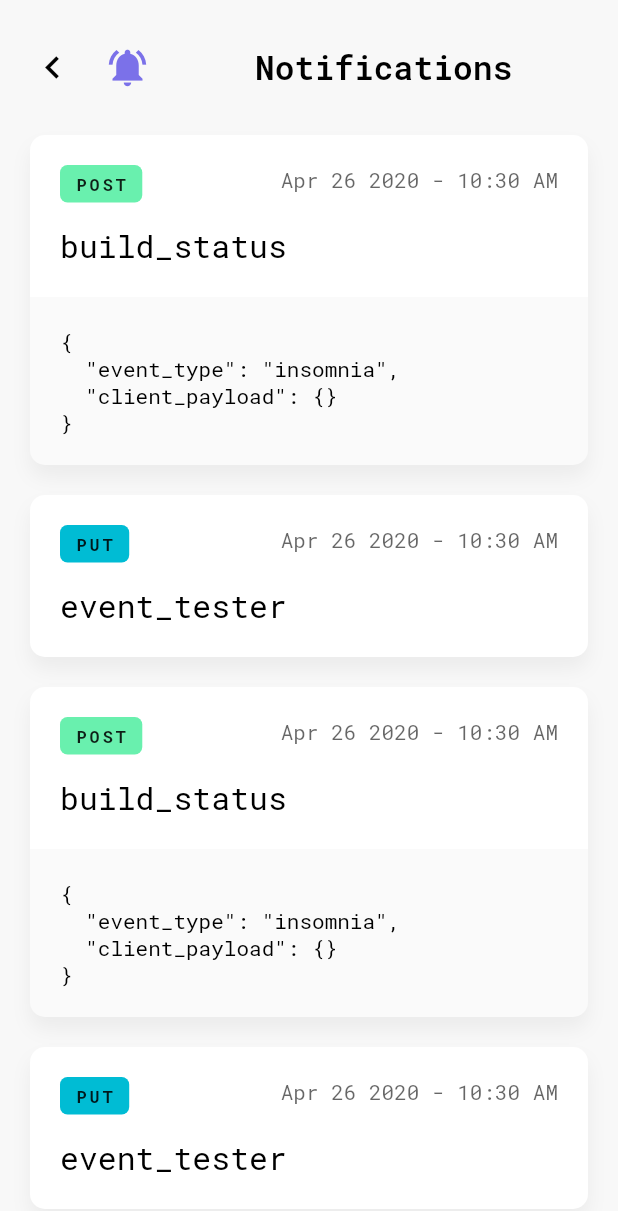
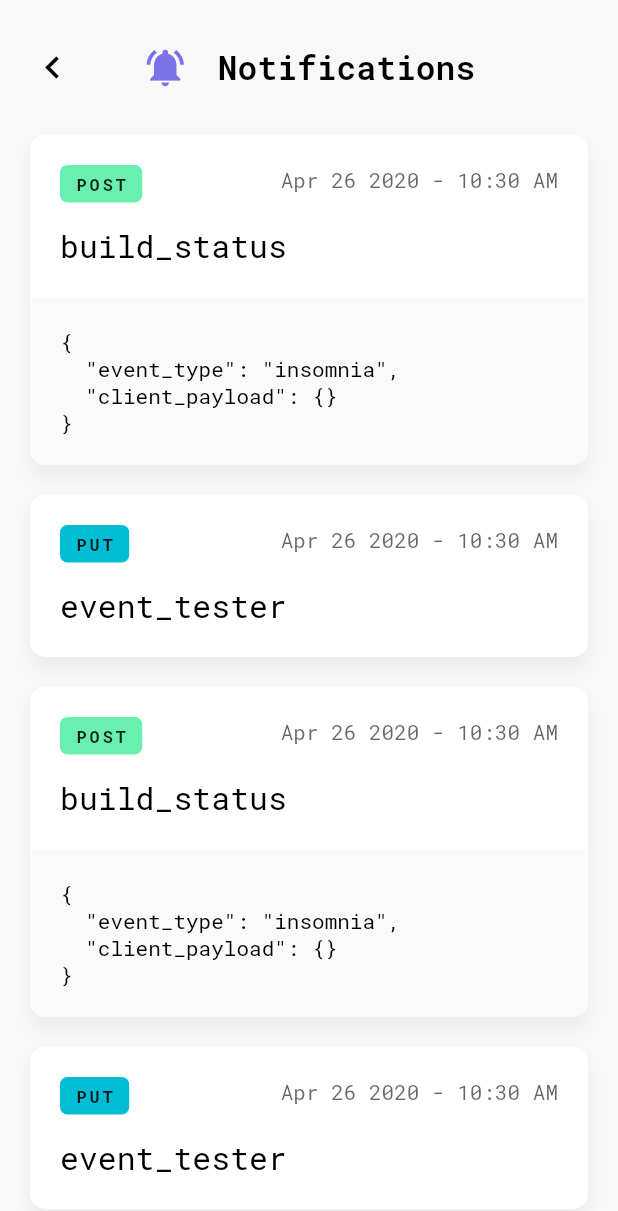
Before and after one commit to ctrleffive/webhook-manager-app, a Flutter app: the NotificationsPage widget shown alone on an empty page, opened directly, on a phone screen of 412 x 824 dp. Shown: the top 1211 px of the screen. Run offline on Flutter 3.47's test engine with Material 2 defaults, Android fonts, the phone set to English and light mode, and no system bars; our stand-ins replace firebase_auth, flutter_slidable, google_fonts, rxdart, sentry; missing offline and left inert: catcher; accounts and stored records are empty.

Commit message:
title alignment updated

```diff
--- a/lib/src/views/components/app_title.dart
+++ b/lib/src/views/components/app_title.dart
@@ -1,15 +1,14 @@
 import 'package:flutter/material.dart';
+
 import 'package:webhook_manager/src/constants/styles.dart';
 
 class AppTitle extends StatelessWidget {
   final String label;
   final IconData icon;
-  final bool isCentered;
 
   AppTitle({
     Key key,
     this.icon,
-    this.isCentered,
     this.label = 'App Title',
   }) : super(key: key);
 
@@ -33,15 +32,12 @@ class AppTitle extends StatelessWidget {
               ),
             ),
           Row(
-            mainAxisAlignment: this.isCentered
-                ? MainAxisAlignment.center
-                : MainAxisAlignment.start,
+            mainAxisAlignment: MainAxisAlignment.center,
             children: <Widget>[
               if (this.icon != null) ...[
                 Padding(
                   padding: EdgeInsets.only(
                     right: 20,
-                    left: (canPop && !this.isCentered) ? 50 : 0,
                   ),
                   child: Icon(
                     this.icon,
@@ -50,18 +46,13 @@ class AppTitle extends StatelessWidget {
                   ),
                 ),
               ],
-              Padding(
-                padding: EdgeInsets.only(
-                  left: (canPop && !this.isCentered) ? 50 : 0,
-                ),
-                child: Text(
+              Text(
                 this.label,
                 style: Theme.of(context).textTheme.title.copyWith(
                       color: StylesConstant.accentColor,
                       fontWeight: FontWeight.w600,
                     ),
                 textScaleFactor: 1.1,
-                ),
               ),
             ],
           ),
--- a/lib/src/views/layouts/page_wrap.dart
+++ b/lib/src/views/layouts/page_wrap.dart
@@ -11,7 +11,6 @@ class PageWrap extends StatelessWidget {
   final Widget child;
   final String title;
   final IconData icon;
-  final bool isCentered;
   final bool noLoader;
   final PageView pageView;
   final Widget bottomNav;
@@ -25,7 +24,6 @@ class PageWrap extends StatelessWidget {
     this.pageView,
     this.noLoader = false,
     this.bottomNav,
-    this.isCentered = true,
   }) : super(key: key);
 
   @override
@@ -58,17 +56,12 @@ class PageWrap extends StatelessWidget {
                               AppTitle(
                                 icon: this.icon,
                                 label: this.title,
-                                isCentered: this.isCentered,
                               ),
                             );
                           }
                           return Column(
-                            mainAxisAlignment: this.isCentered
-                                ? MainAxisAlignment.spaceBetween
-                                : MainAxisAlignment.start,
-                            crossAxisAlignment: this.isCentered
-                                ? CrossAxisAlignment.center
-                                : CrossAxisAlignment.start,
+                            mainAxisAlignment: MainAxisAlignment.spaceBetween,
+                            crossAxisAlignment: CrossAxisAlignment.center,
                             children: newChildren,
                           );
                         },
--- a/lib/src/views/pages/dash/incoming.dart
+++ b/lib/src/views/pages/dash/incoming.dart
@@ -6,7 +6,6 @@ class IncomingPage extends StatelessWidget {
   @override
   Widget build(BuildContext context) {
     return PageWrap(
-      isCentered: false,
       icon: Icons.cloud_download,
       title: 'Incoming',
       noLoader: true,
--- a/lib/src/views/pages/dash/notifications.dart
+++ b/lib/src/views/pages/dash/notifications.dart
@@ -68,7 +68,6 @@ class NotificationsPage extends StatelessWidget {
   @override
   Widget build(BuildContext context) {
     return PageWrap(
-      isCentered: false,
       icon: Icons.notifications_active,
       title: 'Notifications',
       noLoader: true,
--- a/lib/src/views/pages/dash/outgoing.dart
+++ b/lib/src/views/pages/dash/outgoing.dart
@@ -67,7 +67,6 @@ class OutgoingPage extends StatelessWidget {
   @override
   Widget build(BuildContext context) {
     return PageWrap(
-      isCentered: false,
       icon: Icons.cloud_upload,
       title: 'Outgoing',
       noLoader: true,
--- a/lib/src/views/pages/dash/settings.dart
+++ b/lib/src/views/pages/dash/settings.dart
@@ -23,7 +23,6 @@ class SettingsPage extends StatelessWidget {
   @override
   Widget build(BuildContext context) {
     return PageWrap(
-      isCentered: false,
       icon: Icons.settings,
       title: 'Settings',
       noLoader: true,
```
Lines whose indentation alone changed are shown as unchanged.
